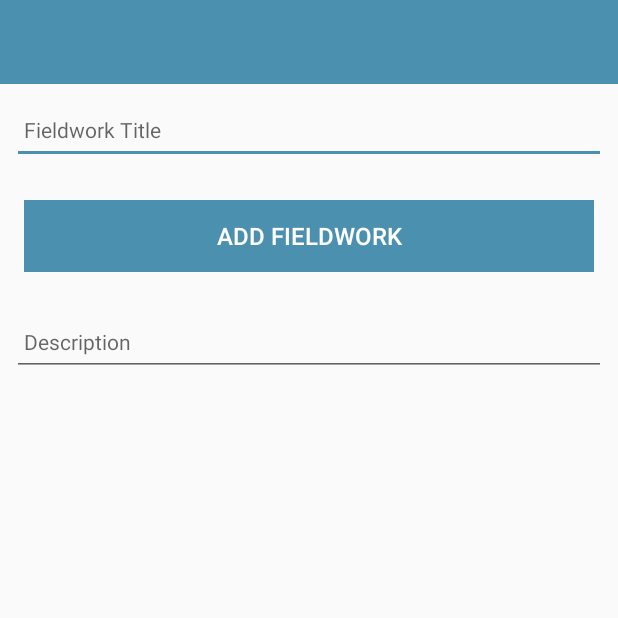
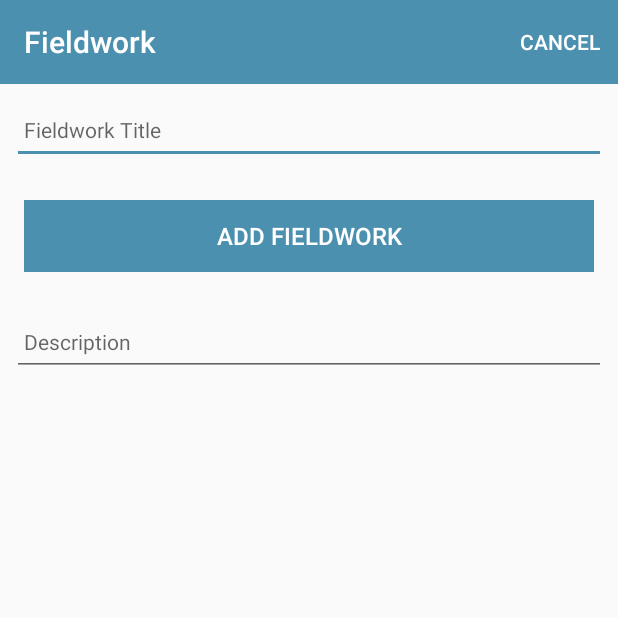
Before and after one commit to markmurphydunhill/ArchaeologicalFieldwork-Part2, an Android app: the FieldworkActivity screen opened directly, with no data from a screen before it, on a phone screen of 412 x 824 dp, the top half of it. Run offline under Robolectric (Android 15) with nearby library versions, the phone set to English and light mode, and no system bars; 1 statement that could not run was skipped.

Commit message:
cancel button

```diff
--- a/app/src/main/java/org/wit/fieldwork/activities/FieldworkActivity.kt
+++ b/app/src/main/java/org/wit/fieldwork/activities/FieldworkActivity.kt
@@ -2,6 +2,8 @@ package org.wit.fieldwork.activities
 
 import androidx.appcompat.app.AppCompatActivity
 import android.os.Bundle
+import android.view.Menu
+import android.view.MenuItem
 import kotlinx.android.synthetic.main.activity_fieldwork.*
 import org.jetbrains.anko.AnkoLogger
 import org.jetbrains.anko.info
@@ -19,6 +21,9 @@ class FieldworkActivity : AppCompatActivity(), AnkoLogger {
         super.onCreate(savedInstanceState)
         setContentView(R.layout.activity_fieldwork)
         app = application as MainApp
+
+        toolbarAdd.title = title
+        setSupportActionBar(toolbarAdd)
        info("Fieldwork Activity started..")
 
         btnAdd.setOnClickListener() {
@@ -39,4 +44,18 @@ class FieldworkActivity : AppCompatActivity(), AnkoLogger {
         }
 
     }
+    override fun onCreateOptionsMenu(menu: Menu?): Boolean {
+        menuInflater.inflate(R.menu.menu_fieldwork, menu)
+        return super.onCreateOptionsMenu(menu)
+    }
+
+    override fun onOptionsItemSelected(item: MenuItem?): Boolean {
+        when (item?.itemId) {
+            R.id.item_cancel -> {
+                finish()
+            }
+        }
+        return super.onOptionsItemSelected(item)
+    }
+
 }
--- /dev/null
+++ b/app/src/main/res/menu/menu_fieldwork.xml
@@ -0,0 +1,9 @@
+<?xml version="1.0" encoding="utf-8"?>
+<menu xmlns:android="http://schemas.android.com/apk/res/android"
+    xmlns:app="http://schemas.android.com/apk/res-auto">
+
+    <item
+        android:id="@+id/item_cancel"
+        android:title="@string/menu_cancelFieldwork"
+        app:showAsAction="always"/>
+</menu>
--- a/app/src/main/res/values/strings.xml
+++ b/app/src/main/res/values/strings.xml
@@ -5,4 +5,5 @@
     <string name="button_addfieldwork">Add Placemark</string>
     <string name="hint_fieldworkDescription">Description </string>
     <string name="menu_addFieldwork">Add</string>
+    <string name="menu_cancelFieldwork">Cancel</string>
 </resources>
```
Also changed, not shown: app/src/main/java/org/wit/fieldwork/activities/FieldworkAdapter.kt (added, +39 -0 lines), app/src/main/java/org/wit/fieldwork/activities/FieldworkListActivity.kt (+4 -40 lines), app/src/main/java/org/wit/fieldwork/main/MainApp.kt (line endings or trailing spaces).
